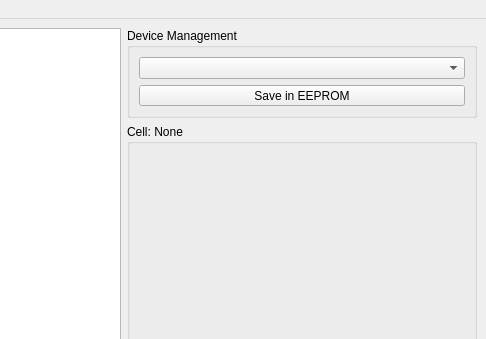
The window that tools/calibrator/src/MainWindow.ui (atuleu/giant-midi-keyboard) describes before a commit, drawn with Qt 5; both pictures show x 178 to 664 and y 0 to 339 of the 664 by 649 pixel window.
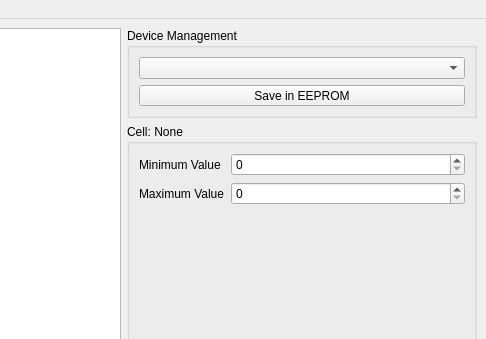
The same window after the commit.

Commit message: Implements action Save in EEPROM

Diff of the .ui file:
```diff
--- a/tools/calibrator/src/MainWindow.ui
+++ b/tools/calibrator/src/MainWindow.ui
@@ -84,9 +84,43 @@
     </item>
     <item row="1" column="1">
      <widget class="QGroupBox" name="cellBox">
+      <property name="sizePolicy">
+       <sizepolicy hsizetype="Maximum" vsizetype="Preferred">
+        <horstretch>0</horstretch>
+        <verstretch>0</verstretch>
+       </sizepolicy>
+      </property>
+      <property name="minimumSize">
+       <size>
+        <width>350</width>
+        <height>0</height>
+       </size>
+      </property>
       <property name="title">
        <string>Cell: None</string>
       </property>
+      <layout class="QFormLayout" name="formLayout">
+       <item row="0" column="0">
+        <widget class="QLabel" name="label">
+         <property name="text">
+          <string>Minimum Value</string>
+         </property>
+        </widget>
+       </item>
+       <item row="0" column="1">
+        <widget class="QSpinBox" name="spinBox"/>
+       </item>
+       <item row="1" column="0">
+        <widget class="QLabel" name="label_2">
+         <property name="text">
+          <string>Maximum Value</string>
+         </property>
+        </widget>
+       </item>
+       <item row="1" column="1">
+        <widget class="QSpinBox" name="spinBox_2"/>
+       </item>
+      </layout>
      </widget>
     </item>
     <item row="0" column="0" rowspan="2">
```
The commit also changes 2 other files.
